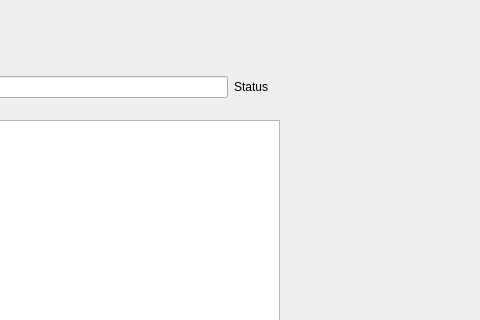
Before: the Qt Designer form my_project/insta_parser.ui in StasDzundza/Instagram-Photo-Parser-and-Image-Editor, drawn with Qt 5; both pictures show x 231 to 711 and y 0 to 320 of the 711 by 733 pixel window.
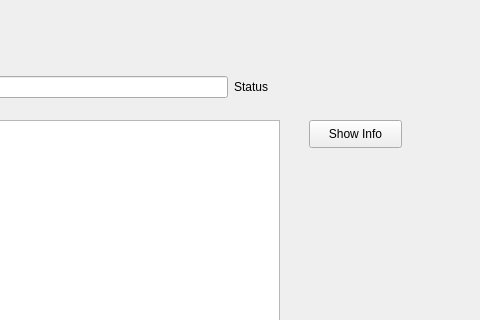
After: the same form once the commit is applied.

Commit message: add creating account list after parsing

Patch:
```diff
--- a/my_project/insta_parser.ui
+++ b/my_project/insta_parser.ui
@@ -83,6 +83,19 @@
     </rect>
    </property>
   </widget>
+  <widget class="QPushButton" name="show_info_button">
+   <property name="geometry">
+    <rect>
+     <x>540</x>
+     <y>120</y>
+     <width>93</width>
+     <height>28</height>
+    </rect>
+   </property>
+   <property name="text">
+    <string>Show Info</string>
+   </property>
+  </widget>
   <widget class="QWidget" name="">
    <property name="geometry">
     <rect>
```
The commit also changes 2 other files.
